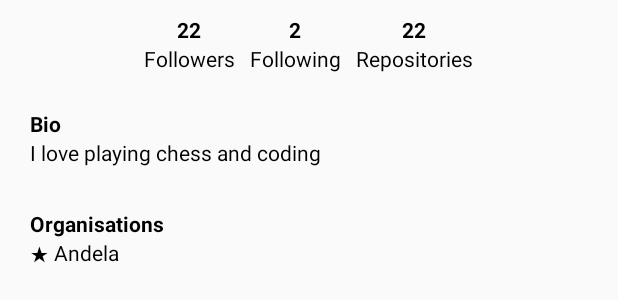
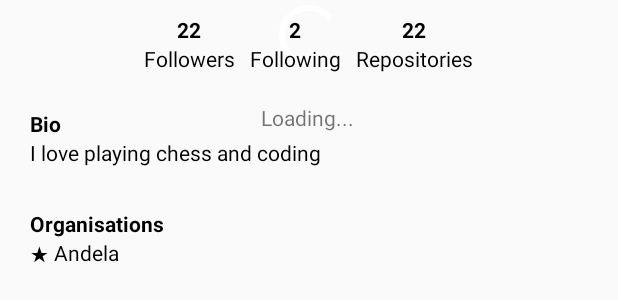
Before and after one commit to Maxfurry/Java-Devs-Nairobi, an Android app: the layout activity_dev_details.xml on its own in the app's theme, with its tools: preview values and no code run, on a phone screen of 412 x 824 dp. Shown: the part 583-883 px from the top of the screen. Run offline under Robolectric (Android 15) with nearby library versions, the phone set to English and light mode, and no system bars.

Commit message:
[#164771610] make changes to ui/ux

```diff
--- a/app/build.gradle
+++ b/app/build.gradle
@@ -33,4 +33,5 @@ dependencies {
     implementation "com.squareup.retrofit2:converter-gson:$rootProject.converterGsonVersion"
     implementation "com.squareup.picasso:picasso:$rootProject.picassoVersion"
     implementation "com.android.support:exifinterface:$rootProject.appCompatVersion"
+    implementation "com.android.support:support-v4:$rootProject.appCompatVersion"
 }
--- a/app/src/main/java/com/example/javadevnai/service/GithubAPI.java
+++ b/app/src/main/java/com/example/javadevnai/service/GithubAPI.java
@@ -8,9 +8,9 @@ import retrofit2.http.GET;
 import retrofit2.http.Path;
 
 public interface GithubAPI {
-    @GET("/search/users?q=location:nairobi+language:java&page=1&per_page=15")
+    @GET("/search/users?q=location:nairobi+language:java&page=1&per_page=16")
     Call<JavaGithubResponse> getAllJavaUsers();
 
-    @GET("/users/{username}")
+    @GET("/users/{username}?access_token=e1edc21b32f0d212716f5c06db14b1d77f44eb6e")
     Call<JavaGithubNai> getSpecificJavaUser(@Path("username") String username);
 }
--- a/app/src/main/res/layout/activity_dev_details.xml
+++ b/app/src/main/res/layout/activity_dev_details.xml
@@ -29,5 +29,7 @@
         android:padding="16dp"
         android:text="Click to open shearing option" />
 
-    <include layout="@layout/content_dev_details" android:id="@+id/id" />
+    <include layout="@layout/spinner" />
+    <include layout="@layout/content_dev_details" />
+
 </android.support.design.widget.CoordinatorLayout>
--- a/app/src/main/res/layout/content_dev_details.xml
+++ b/app/src/main/res/layout/content_dev_details.xml
@@ -5,6 +5,7 @@
     android:layout_width="match_parent"
     android:layout_height="match_parent"
     app:layout_behavior="@string/appbar_scrolling_view_behavior"
+    android:id="@+id/dev_detail"
     tools:context=".view.DevDetails"
     tools:showIn="@layout/activity_dev_details">
 
--- /dev/null
+++ b/app/src/main/res/layout/spinner.xml
@@ -0,0 +1,40 @@
+<?xml version="1.0" encoding="utf-8"?>
+<android.support.constraint.ConstraintLayout
+    xmlns:android="http://schemas.android.com/apk/res/android"
+    xmlns:app="http://schemas.android.com/apk/res-auto"
+    android:id="@+id/loader"
+    android:layout_gravity="center"
+    android:layout_width="match_parent"
+    android:layout_height="match_parent">
+
+    <ProgressBar
+        android:id="@+id/loadingdata_progress"
+        style="?android:attr/progressBarStyle"
+        android:layout_width="wrap_content"
+        android:layout_height="wrap_content"
+        android:layout_gravity="center"
+        android:layout_marginStart="8dp"
+        android:layout_marginTop="8dp"
+        android:layout_marginEnd="8dp"
+        android:layout_marginBottom="8dp"
+        app:layout_constraintBottom_toBottomOf="parent"
+        app:layout_constraintEnd_toEndOf="parent"
+        app:layout_constraintStart_toStartOf="parent"
+        app:layout_constraintTop_toTopOf="parent" />
+
+    <TextView
+        android:id="@+id/progress_text"
+        android:layout_width="wrap_content"
+        android:layout_height="wrap_content"
+        android:layout_marginStart="8dp"
+        android:layout_marginTop="8dp"
+        android:layout_marginEnd="8dp"
+        android:layout_marginBottom="8dp"
+        android:text="@string/loading"
+        app:layout_constraintBottom_toBottomOf="parent"
+        app:layout_constraintEnd_toEndOf="parent"
+        app:layout_constraintHorizontal_bias="0.498"
+        app:layout_constraintStart_toStartOf="parent"
+        app:layout_constraintTop_toBottomOf="@+id/loadingdata_progress"
+        app:layout_constraintVertical_bias="0.037" />
+</android.support.constraint.ConstraintLayout>
--- a/app/src/main/res/values/strings.xml
+++ b/app/src/main/res/values/strings.xml
@@ -17,4 +17,6 @@
     <string name="title_activity_dev_detail">DevDetailActivity</string>
     <string name="title_activity_dev_details">Profile</string>
     <string name="star_andela">\u2605 Andela</string>
+    <string name="loading">Loading...</string>
+    <integer name="grid_count">2</integer>
 </resources>
```
Also changed, not shown: app/src/main/java/com/example/javadevnai/view/DevDetails.java (+20 -3 lines), app/src/main/java/com/example/javadevnai/view/MainActivity.java (+47 -2 lines), app/src/main/res/layout/activity_main.xml (+10 -0 lines), app/src/main/res/layout/recycler_item.xml (+4 -5 lines), app/src/main/res/menu/refresh.xml (added, +7 -0 lines).
